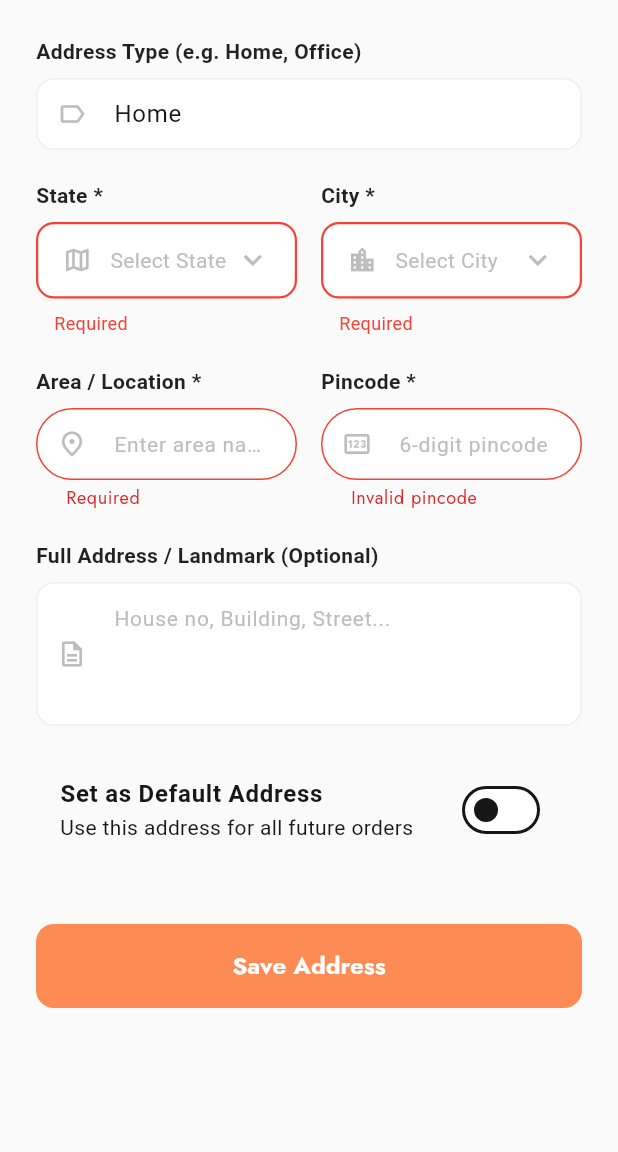
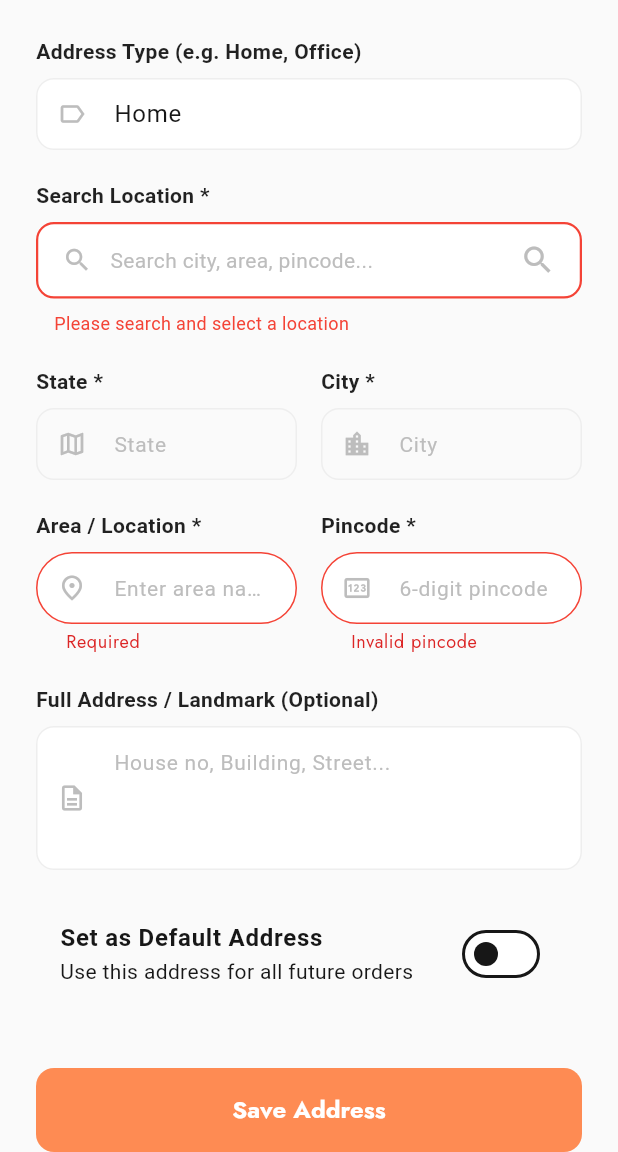
Before and after one commit to Sahil-techmapperz/xyzfinders_mobile, a Flutter app: the AddressManagementScreen screen opened directly, after a tap on "Add Address", after a tap on "Save Address", on a phone screen of 412 x 824 dp, the part 84-1236 px from its top. Run offline on Flutter 3.47's test engine with Material 3 defaults, Android fonts, the phone set to English and light mode, and no system bars; our stand-ins replace cached_network_image, carousel_slider, cross_file, device_info_plus, dio, file_picker and 16 more; missing offline and left inert: desktop_drop; accounts and stored records are empty; network calls fail.

Commit message:
feat: implement splash screens, add new UI components, and configure mobile app assets

```diff
--- a/lib/presentation/screens/profile/address_management_screen.dart
+++ b/lib/presentation/screens/profile/address_management_screen.dart
@@ -4,6 +4,7 @@ import '../../../core/theme/app_theme.dart';
 import '../../providers/address_provider.dart';
 import '../../../data/models/address_model.dart';
 import '../../widgets/common/searchable_location_picker.dart';
+import '../../widgets/common/google_location_picker.dart';
 
 class AddressManagementScreen extends StatefulWidget {
   const AddressManagementScreen({super.key});
@@ -287,6 +288,8 @@ class _AddressFormState extends State<AddressForm> {
   List<CityModel> _cities = [];
   StateModel? _selectedState;
   CityModel? _selectedCity;
+  String _stateName = '';
+  String _cityName = '';
   bool _isLoadingLocations = false;
   bool _isDefault = false;
 
@@ -297,6 +300,8 @@ class _AddressFormState extends State<AddressForm> {
     _areaController = TextEditingController(text: widget.address?.areaName ?? '');
     _pincodeController = TextEditingController(text: widget.address?.pincode ?? '');
     _fullAddressController = TextEditingController(text: widget.address?.fullAddress ?? '');
+    _stateName = widget.address?.stateName ?? '';
+    _cityName = widget.address?.cityName ?? '';
     _isDefault = widget.address?.isDefault ?? false;
     _loadStates();
   }
@@ -374,28 +379,44 @@ class _AddressFormState extends State<AddressForm> {
             ),
             const SizedBox(height: 20),
 
+            GoogleLocationPicker(
+              label: 'Search Location *',
+              hint: 'Search city, area, pincode...',
+              icon: Icons.search,
+              initialLocation: widget.address != null ? LocationResult(
+                state: widget.address!.stateName ?? '',
+                city: widget.address!.cityName ?? '',
+                pincode: widget.address!.pincode ?? '',
+                area: widget.address!.areaName ?? '',
+                fullAddress: '${widget.address!.areaName ?? ''}, ${widget.address!.cityName ?? ''}, ${widget.address!.stateName ?? ''}',
+              ) : null,
+              onChanged: (result) {
+                if (result != null) {
+                  setState(() {
+                    _stateName = result.state;
+                    _cityName = result.city;
+                    _areaController.text = result.area;
+                    _pincodeController.text = result.pincode;
+                  });
+                }
+              },
+              validator: (v) => _cityName.isEmpty ? 'Please search and select a location' : null,
+            ),
+            const SizedBox(height: 20),
+
             Row(
               children: [
                 Expanded(
                   child: Column(
                     crossAxisAlignment: CrossAxisAlignment.start,
                     children: [
-                      SearchableLocationPicker<StateModel>(
-                        label: 'State *',
-                        hint: 'Select State',
-                        icon: Icons.map_outlined,
-                        items: _states,
-                        selectedItem: _selectedState,
-                        itemLabel: (s) => s.name,
-                        isLoading: _isLoadingLocations && _states.isEmpty,
-                        onChanged: (s) {
-                          setState(() {
-                            _selectedState = s;
-                            _selectedCity = null;
-                            if (s != null) _loadCities(s.id);
-                          });
-                        },
-                        validator: (v) => v == null ? 'Required' : null,
+                      _buildLabel('State *'),
+                      const SizedBox(height: 8),
+                      TextFormField(
+                        initialValue: _stateName,
+                        key: ValueKey('state_$_stateName'),
+                        readOnly: true,
+                        decoration: _buildInputDecoration(Icons.map_outlined, 'State').copyWith(fillColor: Colors.grey.shade50, filled: true),
                       ),
                     ],
                   ),
@@ -405,16 +426,13 @@ class _AddressFormState extends State<AddressForm> {
                   child: Column(
                     crossAxisAlignment: CrossAxisAlignment.start,
                     children: [
-                      SearchableLocationPicker<CityModel>(
-                        label: 'City *',
-                        hint: 'Select City',
-                        icon: Icons.location_city_outlined,
-                        items: _cities,
-                        selectedItem: _selectedCity,
-                        itemLabel: (c) => c.name,
-                        isLoading: _isLoadingLocations && _selectedState != null && _cities.isEmpty,
-                        onChanged: (c) => setState(() => _selectedCity = c),
-                        validator: (v) => v == null ? 'Required' : null,
+                      _buildLabel('City *'),
+                      const SizedBox(height: 8),
+                      TextFormField(
+                        initialValue: _cityName,
+                        key: ValueKey('city_$_cityName'),
+                        readOnly: true,
+                        decoration: _buildInputDecoration(Icons.location_city_outlined, 'City').copyWith(fillColor: Colors.grey.shade50, filled: true),
                       ),
                     ],
                   ),
@@ -517,11 +535,15 @@ class _AddressFormState extends State<AddressForm> {
 
   Future<void> _submit() async {
     if (!_formKey.currentState!.validate()) return;
+    if (_cityName.isEmpty || _stateName.isEmpty) {
+      ScaffoldMessenger.of(context).showSnackBar(const SnackBar(content: Text('Please select a valid location from search'), backgroundColor: Colors.red));
+      return;
+    }
 
     final data = {
       'name': _nameController.text,
-      'state_id': _selectedState?.id,
-      'city_id': _selectedCity?.id,
+      'state_name': _stateName,
+      'city_name': _cityName,
       'area_name': _areaController.text,
       'pincode': _pincodeController.text,
       'full_address': _fullAddressController.text,
--- /dev/null
+++ b/lib/presentation/widgets/common/google_location_picker.dart
@@ -0,0 +1,356 @@
+import 'package:flutter/material.dart';
+import 'package:dio/dio.dart';
+import '../../../core/theme/app_theme.dart';
+
+// Use the API key provided from the environment or constant
+const String googleMapsApiKey = 'AIzaSyBczrz8SxUUXpTp6kLVahP2_YnaQj0F4AU';
+
+class LocationResult {
+  final String state;
+  final String city;
+  final String pincode;
+  final String area;
+  final String fullAddress;
+
+  LocationResult({
+    required this.state,
+    required this.city,
+    required this.pincode,
+    required this.area,
+    required this.fullAddress,
+  });
+}
+
+class GoogleLocationPicker extends StatefulWidget {
+  final String label;
+  final String hint;
+  final IconData icon;
+  final LocationResult? initialLocation;
+  final Function(LocationResult?) onChanged;
+  final String? Function(String?)? validator;
+
+  const GoogleLocationPicker({
+    super.key,
+    required this.label,
+    required this.hint,
+    required this.icon,
+    this.initialLocation,
+    required this.onChanged,
+    this.validator,
+  });
+
+  @override
+  State<GoogleLocationPicker> createState() => _GoogleLocationPickerState();
+}
+
+class _GoogleLocationPickerState extends State<GoogleLocationPicker> {
+  LocationResult? _selectedLocation;
+
+  @override
+  void initState() {
+    super.initState();
+    _selectedLocation = widget.initialLocation;
+  }
+
+  @override
+  Widget build(BuildContext context) {
+    return Column(
+      crossAxisAlignment: CrossAxisAlignment.start,
+      children: [
+        Text(
+          widget.label,
+          style: const TextStyle(fontSize: 14, fontWeight: FontWeight.bold, color: Colors.black87),
+        ),
+        const SizedBox(height: 8),
+        InkWell(
+          onTap: () => _showSearchSheet(context),
+          borderRadius: BorderRadius.circular(12),
+          child: FormField<String>(
+            initialValue: _selectedLocation?.fullAddress,
+            validator: widget.validator,
+            builder: (state) {
+              return Column(
+                crossAxisAlignment: CrossAxisAlignment.start,
+                children: [
+                  Container(
+                    padding: const EdgeInsets.symmetric(horizontal: 16, vertical: 12),
+                    decoration: BoxDecoration(
+                      color: Colors.white,
+                      borderRadius: BorderRadius.circular(12),
+                      border: Border.all(
+                        color: state.hasError ? Colors.red : Colors.grey.shade200,
+                        width: state.hasError ? 1.5 : 1,
+                      ),
+                    ),
+                    child: Row(
+                      children: [
+                        Icon(widget.icon, color: Colors.grey.shade400, size: 20),
+                        const SizedBox(width: 12),
+                        Expanded(
+                          child: Text(
+                            _selectedLocation?.fullAddress ?? widget.hint,
+                            style: TextStyle(
+                              color: _selectedLocation != null ? Colors.black87 : Colors.grey.shade400,
+                              fontSize: 14,
+                            ),
+                            overflow: TextOverflow.ellipsis,
+                          ),
+                        ),
+                        Icon(Icons.search, color: Colors.grey.shade400),
+                      ],
+                    ),
+                  ),
+                  if (state.hasError)
+                    Padding(
+                      padding: const EdgeInsets.only(top: 8, left: 12),
+                      child: Text(
+                        state.errorText!,
+                        style: const TextStyle(color: Colors.red, fontSize: 12),
+                      ),
+                    ),
+                ],
+              );
+            },
+          ),
+        ),
+      ],
+    );
+  }
+
+  void _showSearchSheet(BuildContext context) {
+    showModalBottomSheet(
+      context: context,
+      isScrollControlled: true,
+      backgroundColor: Colors.transparent,
+      builder: (context) => _GoogleLocationSearchSheet(
+        title: widget.label,
+        onSelected: (result) {
+          setState(() {
+            _selectedLocation = result;
+          });
+          widget.onChanged(result);
+          Navigator.pop(context);
+        },
+      ),
+    );
+  }
+}
+
+class _GoogleLocationSearchSheet extends StatefulWidget {
+  final String title;
+  final Function(LocationResult) onSelected;
+
+  const _GoogleLocationSearchSheet({
+    required this.title,
+    required this.onSelected,
+  });
+
+  @override
+  State<_GoogleLocationSearchSheet> createState() => _GoogleLocationSearchSheetState();
+}
+
+class _GoogleLocationSearchSheetState extends State<_GoogleLocationSearchSheet> {
+  final TextEditingController _searchController = TextEditingController();
+  final Dio _dio = Dio();
+  List<dynamic> _suggestions = [];
+  bool _isLoading = false;
+
+  @override
+  void initState() {
+    super.initState();
+  }
+
+  void _searchPlaces(String query) async {
+    if (query.isEmpty) {
+      setState(() {
+        _suggestions = [];
+      });
+      return;
+    }
+
+    setState(() {
+      _isLoading = true;
+    });
+
+    try {
+      final response = await _dio.get(
+        'https://maps.googleapis.com/maps/api/place/autocomplete/json',
+        queryParameters: {
+          'input': query,
+          'key': googleMapsApiKey,
+          'components': 'country:in',
+        },
+      );
+
+      if (response.statusCode == 200) {
+        setState(() {
+          _suggestions = response.data['predictions'];
+        });
+      }
+    } catch (e) {
+      print('Error fetching places: $e');
+    } finally {
+      setState(() {
+        _isLoading = false;
+      });
+    }
+  }
+
+  void _getPlaceDetails(String placeId) async {
+    setState(() {
+      _isLoading = true;
+    });
+
+    try {
+      final response = await _dio.get(
+        'https://maps.googleapis.com/maps/api/place/details/json',
+        queryParameters: {
+          'place_id': placeId,
+          'key': googleMapsApiKey,
+        },
+      );
+
+      if (response.statusCode == 200) {
+        final result = response.data['result'];
+        final addressComponents = result['address_components'] as List<dynamic>?;
+
+        String state = '';
+        String city = '';
+        String pincode = '';
+        String area = '';
+
+        if (addressComponents != null) {
+          for (var component in addressComponents) {
+            final types = component['types'] as List<dynamic>;
+            if (types.contains('administrative_area_level_1')) {
+              state = component['long_name'];
+            } else if (types.contains('locality')) {
+              city = component['long_name'];
+            } else if (types.contains('postal_code')) {
+              pincode = component['long_name'];
+            } else if (types.contains('sublocality_level_1') || types.contains('sublocality')) {
+              area = component['long_name'];
+            }
+          }
+        }
+
+        // Fallback for area if sublocality not found but neighborhood exists
+        if (area.isEmpty && addressComponents != null) {
+           for (var component in addressComponents) {
+             final types = component['types'] as List<dynamic>;
+             if (types.contains('neighborhood')) {
+               area = component['long_name'];
+             }
+           }
+        }
+
+        widget.onSelected(LocationResult(
+          state: state,
+          city: city,
+          pincode: pincode,
+          area: area,
+          fullAddress: result['formatted_address'] ?? result['name'],
+        ));
+      }
+    } catch (e) {
+      print('Error fetching place details: $e');
+    } finally {
+      setState(() {
+        _isLoading = false;
+      });
+    }
+  }
+
+  @override
+  void dispose() {
+    _searchController.dispose();
+    super.dispose();
+  }
+
+  @override
+  Widget build(BuildContext context) {
+    return Container(
+      height: MediaQuery.of(context).size.height * 0.85,
+      decoration: const BoxDecoration(
+        color: Colors.white,
+        borderRadius: BorderRadius.vertical(top: Radius.circular(20)),
+      ),
+      child: Column(
+        children: [
+          const SizedBox(height: 12),
+          Container(
+            width: 40,
+            height: 4,
+            decoration: BoxDecoration(
+              color: Colors.grey.shade300,
+              borderRadius: BorderRadius.circular(2),
+            ),
+          ),
+          const SizedBox(height: 20),
+          Padding(
+            padding: const EdgeInsets.symmetric(horizontal: 20),
+            child: Row(
+              children: [
+                Text(
+                  widget.title,
+                  style: const TextStyle(fontSize: 18, fontWeight: FontWeight.bold),
+                ),
+                const Spacer(),
+                IconButton(
+                  icon: const Icon(Icons.close),
+                  onPressed: () => Navigator.pop(context),
+                ),
+              ],
+            ),
+          ),
+          Padding(
+            padding: const EdgeInsets.all(20),
+            child: TextField(
+              controller: _searchController,
+              autofocus: true,
+              onChanged: (val) {
+                 // Simple debounce
+                 Future.delayed(const Duration(milliseconds: 500), () {
+                   if (_searchController.text == val) {
+                     _searchPlaces(val);
+                   }
+                 });
+              },
+              decoration: InputDecoration(
+                hintText: 'Search city, area, pincode...',
+                prefixIcon: const Icon(Icons.search),
+                suffixIcon: _isLoading ? const Padding(
+                  padding: EdgeInsets.all(12.0),
+                  child: SizedBox(width: 16, height: 16, child: CircularProgressIndicator(strokeWidth: 2)),
+                ) : null,
+                filled: true,
+                fillColor: Colors.grey.shade100,
+                border: OutlineInputBorder(
+                  borderRadius: BorderRadius.circular(12),
+                  borderSide: BorderSide.none,
+                ),
+                contentPadding: const EdgeInsets.symmetric(vertical: 0),
+              ),
+            ),
+          ),
+          Expanded(
+            child: ListView.builder(
+              padding: const EdgeInsets.symmetric(horizontal: 10),
+              itemCount: _suggestions.length,
+              itemBuilder: (context, index) {
+                final suggestion = _suggestions[index];
+                return ListTile(
+                  leading: const Icon(Icons.location_on, color: Colors.grey),
+                  title: Text(suggestion['structured_formatting']?['main_text'] ?? suggestion['description']),
+                  subtitle: Text(suggestion['structured_formatting']?['secondary_text'] ?? '', style: const TextStyle(fontSize: 12)),
+                  onTap: () => _getPlaceDetails(suggestion['place_id']),
+                  shape: RoundedRectangleBorder(borderRadius: BorderRadius.circular(10)),
+                );
+              },
+            ),
+          ),
+        ],
+      ),
+    );
+  }
+}
--- a/pubspec.yaml
+++ b/pubspec.yaml
@@ -59,7 +59,7 @@ flutter:
 flutter_launcher_icons:
   android: "launcher_icon"
   ios: true
-  image_path_android: "assets/images/android_logo.png"
+  image_path_android: "assets/images/short_logo.png"
   image_path_ios: "assets/images/ios_logo.png"
   min_sdk_android: 21
 
```
Also changed, not shown: lib/presentation/screens/ads/post_ad_form_screen.dart (+44 -40 lines), 25 other files.
